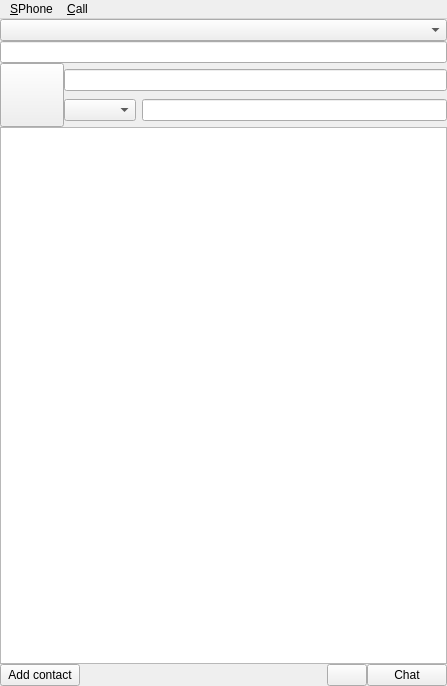
Before: the Qt Designer form resources/mainwindow.ui in havfo/SPhone, drawn with Qt 5.
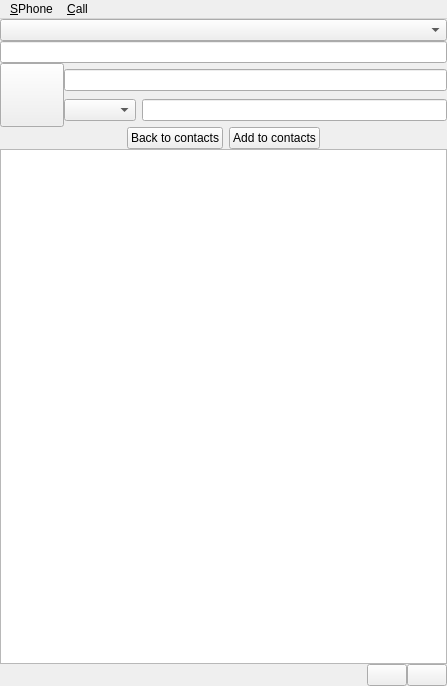
After: the same form once the commit is applied. The open tabs and pages were chosen to show the change. Icons and pictures are not drawn.

```diff
--- a/resources/mainwindow.ui
+++ b/resources/mainwindow.ui
@@ -89,20 +89,105 @@
      </layout>
     </item>
     <item>
-     <widget class="QListView" name="contactList"/>
+     <widget class="QStackedWidget" name="stackedWidget">
+      <property name="currentIndex">
+       <number>0</number>
+      </property>
+      <widget class="QWidget" name="contactListPage">
+       <layout class="QVBoxLayout" name="verticalLayout_2">
+        <property name="spacing">
+         <number>0</number>
+        </property>
+        <property name="leftMargin">
+         <number>0</number>
+        </property>
+        <property name="topMargin">
+         <number>0</number>
+        </property>
+        <property name="rightMargin">
+         <number>0</number>
+        </property>
+        <property name="bottomMargin">
+         <number>0</number>
+        </property>
+        <item>
+         <widget class="QListView" name="contactList"/>
+        </item>
+       </layout>
+      </widget>
+      <widget class="QWidget" name="searchPage">
+       <layout class="QVBoxLayout" name="verticalLayout_3">
+        <property name="spacing">
+         <number>0</number>
+        </property>
+        <property name="leftMargin">
+         <number>0</number>
+        </property>
+        <property name="topMargin">
+         <number>0</number>
+        </property>
+        <property name="rightMargin">
+         <number>0</number>
+        </property>
+        <property name="bottomMargin">
+         <number>0</number>
+        </property>
+        <item>
+         <layout class="QHBoxLayout" name="horizontalLayout">
+          <item>
+           <spacer name="horizontalSpacer_2">
+            <property name="orientation">
+             <enum>Qt::Horizontal</enum>
+            </property>
+            <property name="sizeHint" stdset="0">
+             <size>
+              <width>40</width>
+              <height>20</height>
+             </size>
+            </property>
+           </spacer>
+          </item>
+          <item>
+           <widget class="QPushButton" name="pushButton">
+            <property name="text">
+             <string>Back to contacts</string>
+            </property>
+           </widget>
+          </item>
+          <item>
+           <widget class="QPushButton" name="pushButton_2">
+            <property name="text">
+             <string>Add to contacts</string>
+            </property>
+           </widget>
+          </item>
+          <item>
+           <spacer name="horizontalSpacer_3">
+            <property name="orientation">
+             <enum>Qt::Horizontal</enum>
+            </property>
+            <property name="sizeHint" stdset="0">
+             <size>
+              <width>40</width>
+              <height>20</height>
+             </size>
+            </property>
+           </spacer>
+          </item>
+         </layout>
+        </item>
+        <item>
+         <widget class="QListView" name="listView"/>
+        </item>
+       </layout>
+      </widget>
+     </widget>
     </item>
     <item>
      <layout class="QHBoxLayout" name="actionButtons">
       <property name="spacing">
        <number>0</number>
       </property>
-      <item>
-       <widget class="QPushButton" name="addContact_button">
-        <property name="text">
-         <string>Add contact</string>
-        </property>
-       </widget>
-      </item>
       <item>
        <spacer name="horizontalSpacer">
         <property name="orientation">
@@ -123,14 +208,30 @@
         </property>
         <property name="icon">
          <iconset resource="resources.qrc">
-          <normaloff>:/resources/icons/call-start.svg</normaloff>:/resources/icons/call-start.svg</iconset>
+          <normaloff>:/icons/call-start.svg</normaloff>:/icons/call-start.svg</iconset>
+        </property>
+        <property name="iconSize">
+         <size>
+          <width>16</width>
+          <height>16</height>
+         </size>
         </property>
        </widget>
       </item>
       <item>
        <widget class="QPushButton" name="chat_button">
         <property name="text">
-         <string>Chat</string>
+         <string/>
+        </property>
+        <property name="icon">
+         <iconset resource="resources.qrc">
+          <normaloff>:/icons/chat-start.svg</normaloff>:/icons/chat-start.svg</iconset>
+        </property>
+        <property name="iconSize">
+         <size>
+          <width>16</width>
+          <height>16</height>
+         </size>
         </property>
        </widget>
       </item>
```
